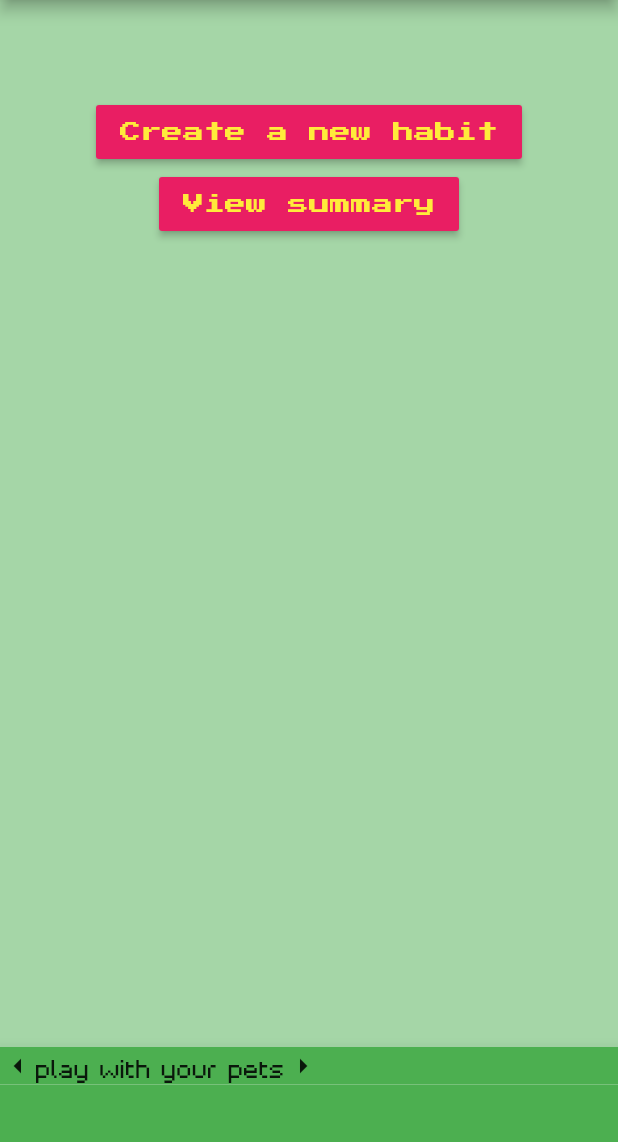
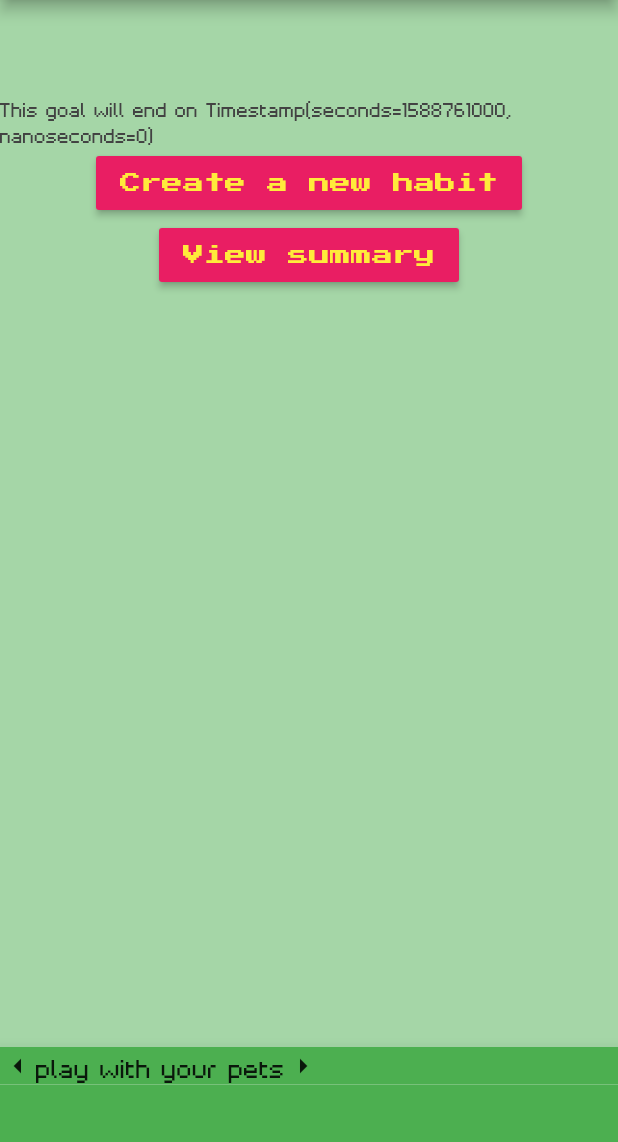
Before and after one commit to HMelesi/needy-new, a Flutter app: the MyHabits screen opened directly with empty values, on a phone screen of 412 x 824 dp, the part 84-1226 px from its top. Run offline on Flutter 3.47's test engine with Material 2 defaults, Android fonts, the phone set to English and light mode, and no system bars; our stand-ins replace carousel_slider, cloud_firestore, firebase_auth, firebase_messaging, syncfusion_flutter_charts; missing offline and left inert: background_fetch, dart:ffi; accounts and stored records are empty.

Commit message:
added icons to welcome page and started adding end date to habits page (#50)

```diff
--- a/lib/MyHabits.dart
+++ b/lib/MyHabits.dart
@@ -5,24 +5,28 @@ import 'package:needy_new/NewHabit.dart';
 import 'package:needy_new/Summary.dart';
 
 class MyHabits extends StatefulWidget {
-  MyHabits({Key key, this.userId, this.name, this.goalName}) : super(key: key);
+  MyHabits({Key key, this.userId, this.name, this.goalName, this.endDate})
+      : super(key: key);
 
   final String userId;
   final String name;
   final String goalName;
+  final Timestamp endDate;
 
   @override
   _MyHabits createState() {
-    return _MyHabits(userId: userId, name: name, goalName: goalName);
+    return _MyHabits(
+        userId: userId, name: name, goalName: goalName, endDate: endDate);
   }
 }
 
 class _MyHabits extends State<MyHabits> {
-  _MyHabits({this.userId, this.name, this.goalName});
+  _MyHabits({this.userId, this.name, this.goalName, this.endDate});
 
   final String userId;
   final String name;
   final String goalName;
+  final Timestamp endDate;
 
   @override
   Widget build(BuildContext context) {
@@ -41,6 +45,14 @@ class _MyHabits extends State<MyHabits> {
                   fontFamily: 'PressStart2P',
                   fontSize: 24,
                 ),
+              ),
+            ),
+            Text(
+              'This goal will end on $endDate',
+              style: TextStyle(
+                fontFamily: 'Pixelar',
+                fontSize: 18,
+                color: Colors.grey[800],
               ),
             ),
             RaisedButton(
```
Also changed, not shown: lib/Welcome.dart (+17 -7 lines).
